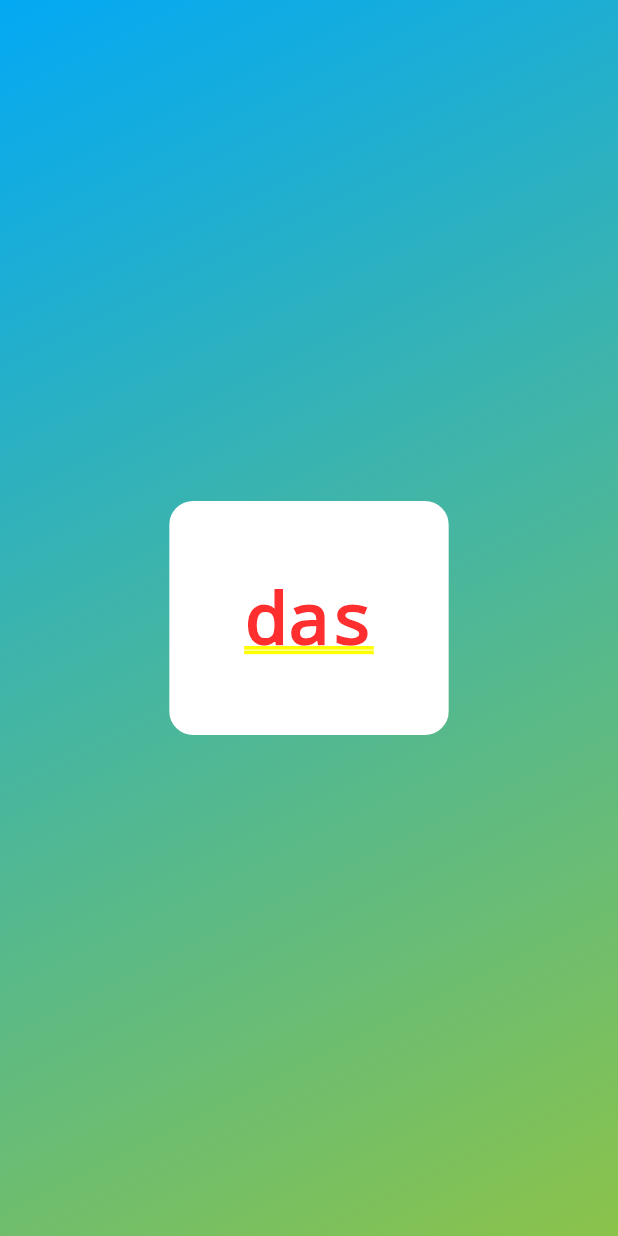
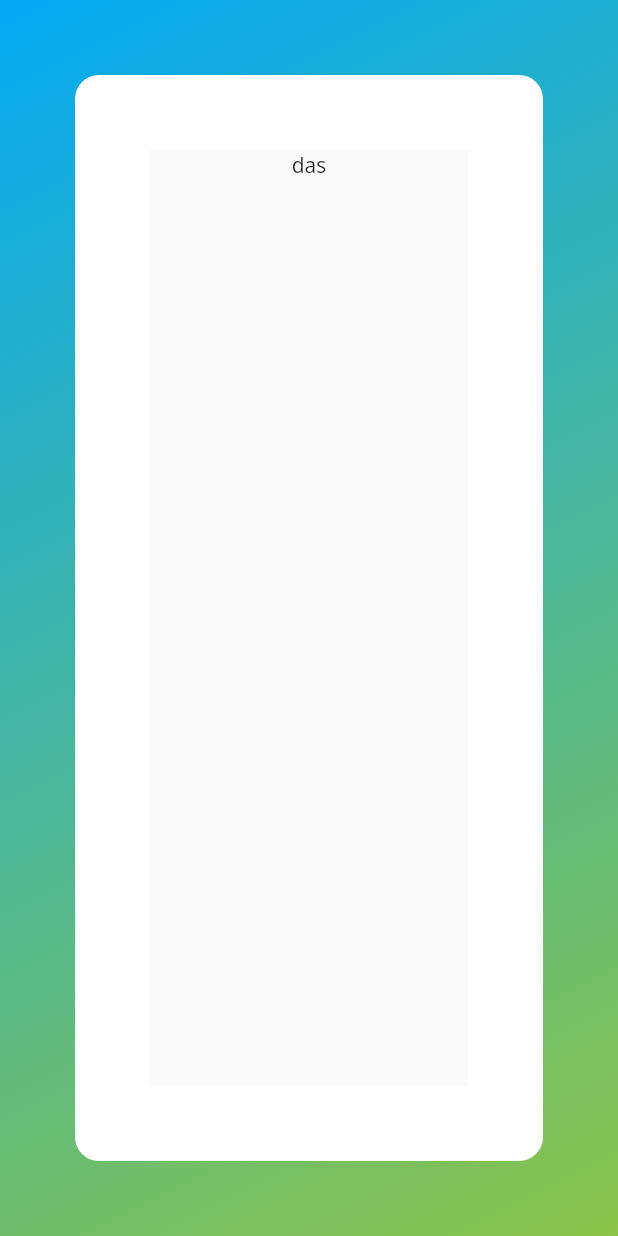
Before and after one commit to LuisG57/job_system, a Flutter app: the screen it shows after launch, after a tap on "About", on a phone screen of 412 x 824 dp. Run offline on Flutter 3.47's test engine with Material 2 defaults, Android fonts, the phone set to English and light mode, and no system bars; key blocks and very long unbroken strings in the code were emptied for the run.

Commit message:
about_us_added_unstable_v1

```diff
--- a/jos_search_app/lib/View/Screens/about_screen.dart
+++ b/jos_search_app/lib/View/Screens/about_screen.dart
@@ -1,5 +1,5 @@
 import 'package:flutter/material.dart';
-import '../Widgets/gradient_background/gradient_background_white_board.dart';
+import '../Widgets/navigation_bar/about_us.dart';
 
 class AboutScreen extends StatelessWidget {
   const AboutScreen({Key? key}) : super(key: key);
@@ -8,6 +8,6 @@ class AboutScreen extends StatelessWidget {
 
   @override
   Widget build(BuildContext context) {
-    return GradientBackgroundWhiteBoard(Text('das'));
+    return AboutUs();
   }
 }
--- /dev/null
+++ b/jos_search_app/lib/View/Widgets/navigation_bar/about_us.dart
@@ -0,0 +1,19 @@
+import 'package:flutter/material.dart';
+import '../gradient_background/gradient_background_white_board.dart';
+
+class AboutUs extends StatelessWidget {
+  const AboutUs({Key? key}) : super(key: key);
+
+  @override
+  Widget build(BuildContext context) {
+    return GradientBackgroundWhiteBoard(Scaffold(
+      body: Center(
+          child: Column(
+        children: [
+          Row(),
+          Container(child: Text('das')),
+        ],
+      )),
+    ));
+  }
+}
```
